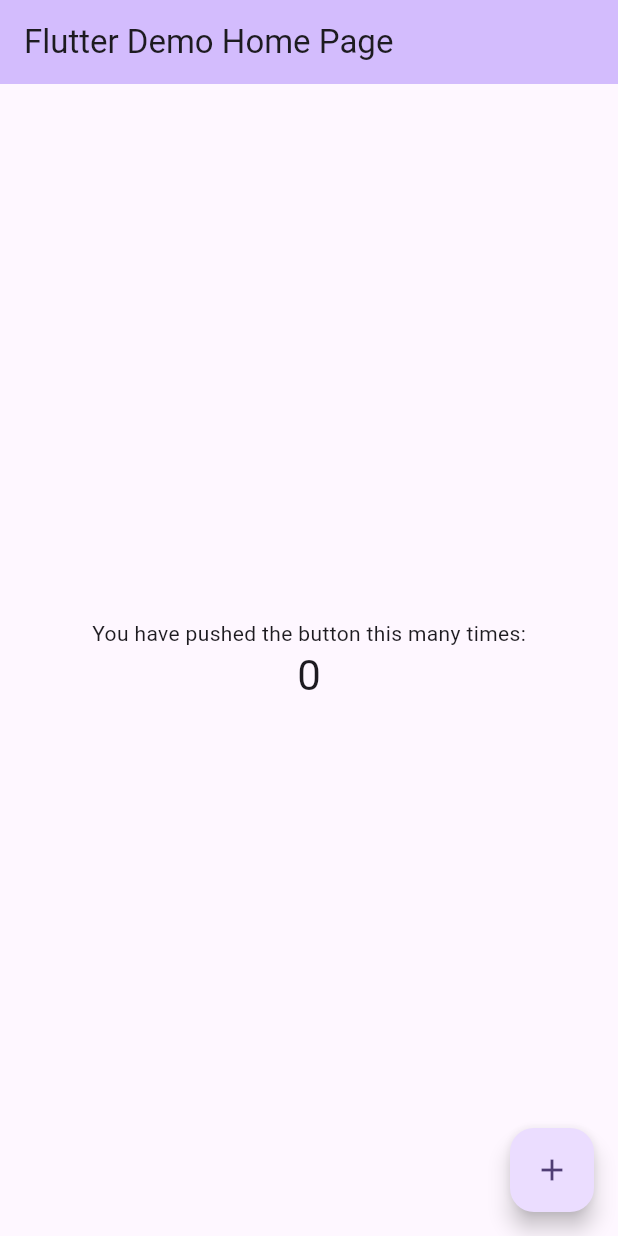
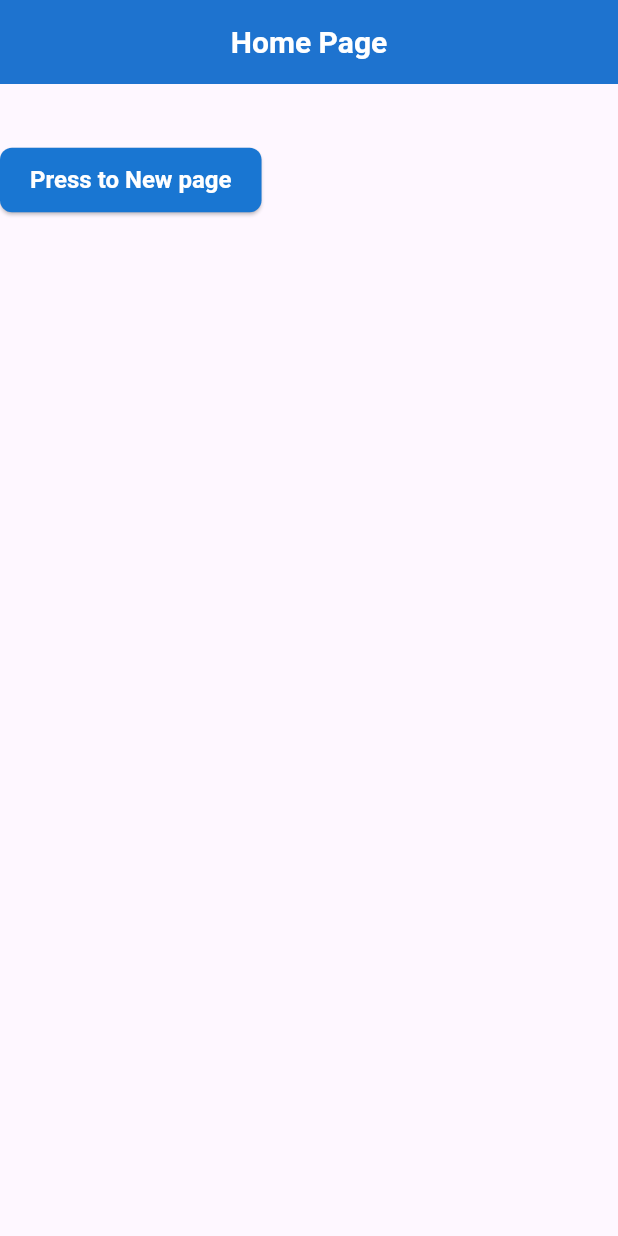
Before and after one commit to Aswin964567/counter_app, a Flutter app: the screen it shows after launch, on a phone screen of 412 x 824 dp. Run offline on Flutter 3.47's test engine with Material 3 defaults, Android fonts, the phone set to English and light mode, and no system bars; our stand-ins replace go_router.

Commit message:
theme and routes setup

```diff
--- /dev/null
+++ b/lib/core/router/router.dart
@@ -0,0 +1,15 @@
+import 'package:counter_app/features/counter/counter_screen.dart';
+import 'package:counter_app/features/home/home_screen.dart';
+import 'package:go_router/go_router.dart';
+
+final GoRouter appRouter = GoRouter(
+  initialLocation: '/',
+  routes: [
+    GoRoute(path: '/', name: 'home', builder: (context, state) => HomeScreen()),
+    GoRoute(
+      path: '/counter',
+      name: 'counter',
+      builder: (context, state) => CounterScreen(),
+    ),
+  ],
+);
--- /dev/null
+++ b/lib/core/theme/app_bar_theme.dart
@@ -0,0 +1,11 @@
+import 'package:flutter/material.dart';
+import 'app_colors.dart';
+
+class AppAppBarTheme {
+  static const AppBarTheme appBarTheme = AppBarTheme(
+    backgroundColor: AppColors.primary,
+    foregroundColor: Colors.white,
+    elevation: 2,
+    titleTextStyle: TextStyle(fontSize: 20, fontWeight: FontWeight.bold),
+  );
+}
--- /dev/null
+++ b/lib/core/theme/app_colors.dart
@@ -0,0 +1,9 @@
+import 'package:flutter/material.dart';
+
+class AppColors {
+  static const Color primary = Color(0xFF1976D2); // Blue
+  static const Color secondary = Color(0xFFFFA000); // Amber
+  static const Color error = Color(0xFFD32F2F); // Red
+  static const Color background = Colors.white;
+  static const Color darkBackground = Colors.black;
+}
--- /dev/null
+++ b/lib/core/theme/button_theme.dart
@@ -0,0 +1,14 @@
+import 'package:flutter/material.dart';
+import 'app_colors.dart';
+
+class AppButtonTheme {
+  static final ElevatedButtonThemeData elevatedButtonTheme = ElevatedButtonThemeData(
+    style: ElevatedButton.styleFrom(
+      backgroundColor: AppColors.primary,
+      foregroundColor: Colors.white,
+      padding: const EdgeInsets.symmetric(horizontal: 20, vertical: 12),
+      textStyle: const TextStyle(fontSize: 16, fontWeight: FontWeight.bold),
+      shape: RoundedRectangleBorder(borderRadius: BorderRadius.circular(8)),
+    ),
+  );
+}
--- /dev/null
+++ b/lib/core/theme/text_theme.dart
@@ -0,0 +1,9 @@
+import 'package:flutter/material.dart';
+
+class AppTextTheme {
+  static const TextTheme textTheme = TextTheme(
+    bodyLarge: TextStyle(fontSize: 16, fontWeight: FontWeight.normal),
+    bodyMedium: TextStyle(fontSize: 14, fontWeight: FontWeight.normal),
+    bodySmall: TextStyle(fontSize: 12, fontWeight: FontWeight.normal),
+  );
+}
--- /dev/null
+++ b/lib/core/theme/theme.dart
@@ -0,0 +1,19 @@
+import 'package:counter_app/core/theme/app_bar_theme.dart';
+import 'package:counter_app/core/theme/button_theme.dart';
+import 'package:counter_app/core/theme/text_theme.dart';
+import 'package:flutter/material.dart';
+
+class AppTheme {
+  static ThemeData lightTheme = ThemeData(
+    brightness: Brightness.light,
+    primarySwatch: Colors.blue,
+    appBarTheme: AppAppBarTheme.appBarTheme,
+    elevatedButtonTheme: AppButtonTheme.elevatedButtonTheme,
+    textTheme: AppTextTheme.textTheme,
+  );
+
+  static ThemeData darkTheme = ThemeData(
+    brightness: Brightness.dark,
+    primarySwatch: Colors.blue,
+  );
+}
--- /dev/null
+++ b/lib/features/counter/counter_screen.dart
@@ -0,0 +1,15 @@
+import 'package:flutter/material.dart';
+
+class CounterScreen extends StatelessWidget {
+  const CounterScreen({super.key});
+
+  @override
+  Widget build(BuildContext context) {
+    return Scaffold(
+      appBar: AppBar(title: Text("Counter"),),
+      body: Center(
+        child: Text("Counter"),
+      ),
+    );
+  }
+}
--- /dev/null
+++ b/lib/features/home/home_screen.dart
@@ -0,0 +1,29 @@
+import 'package:flutter/material.dart';
+import 'package:go_router/go_router.dart';
+
+class HomeScreen extends StatelessWidget {
+  const HomeScreen({super.key});
+
+  @override
+  Widget build(BuildContext context) {
+    return Scaffold(
+      appBar: AppBar(
+        title: Text("Home Page"),
+        centerTitle: true,
+        automaticallyImplyLeading: false,
+      ),
+      body: Column(
+        children: [
+          // Text("Counter"),
+          SizedBox(height: 40),
+          ElevatedButton(
+            onPressed: () {
+              context.pushNamed('counter');
+            },
+            child: Text("Press to New page"),
+          ),
+        ],
+      ),
+    );
+  }
+}
--- a/lib/main.dart
+++ b/lib/main.dart
@@ -1,3 +1,5 @@
+import 'package:counter_app/core/router/router.dart';
+import 'package:counter_app/core/theme/theme.dart';
 import 'package:flutter/material.dart';
 
 void main() {
@@ -10,113 +12,10 @@ class MyApp extends StatelessWidget {
   // This widget is the root of your application.
   @override
   Widget build(BuildContext context) {
-    return MaterialApp(
+    return MaterialApp.router(
       title: 'Flutter Demo',
-      theme: ThemeData(
-        // This is the theme of your application.
-        //
-        // TRY THIS: Try running your application with "flutter run". You'll see
-        // the application has a purple toolbar. Then, without quitting the app,
-        // try changing the seedColor in the colorScheme below to Colors.green
-        // and then invoke "hot reload" (save your changes or press the "hot
-        // reload" button in a Flutter-supported IDE, or press "r" if you used
-        // the command line to start the app).
-        //
-        // Notice that the counter didn't reset back to zero; the application
-        // state is not lost during the reload. To reset the state, use hot
-        // restart instead.
-        //
-        // This works for code too, not just values: Most code changes can be
-        // tested with just a hot reload.
-        colorScheme: ColorScheme.fromSeed(seedColor: Colors.deepPurple),
-      ),
-      home: const MyHomePage(title: 'Flutter Demo Home Page'),
+      theme: AppTheme.lightTheme,
+      routerConfig: appRouter,
     );
   }
 }
-
-class MyHomePage extends StatefulWidget {
-  const MyHomePage({super.key, required this.title});
-
-  // This widget is the home page of your application. It is stateful, meaning
-  // that it has a State object (defined below) that contains fields that affect
-  // how it looks.
-
-  // This class is the configuration for the state. It holds the values (in this
-  // case the title) provided by the parent (in this case the App widget) and
-  // used by the build method of the State. Fields in a Widget subclass are
-  // always marked "final".
-
-  final String title;
-
-  @override
-  State<MyHomePage> createState() => _MyHomePageState();
-}
-
-class _MyHomePageState extends State<MyHomePage> {
-  int _counter = 0;
-
-  void _incrementCounter() {
-    setState(() {
-      // This call to setState tells the Flutter framework that something has
-      // changed in this State, which causes it to rerun the build method below
-      // so that the display can reflect the updated values. If we changed
-      // _counter without calling setState(), then the build method would not be
-      // called again, and so nothing would appear to happen.
-      _counter++;
-    });
-  }
-
-  @override
-  Widget build(BuildContext context) {
-    // This method is rerun every time setState is called, for instance as done
-    // by the _incrementCounter method above.
-    //
-    // The Flutter framework has been optimized to make rerunning build methods
-    // fast, so that you can just rebuild anything that needs updating rather
-    // than having to individually change instances of widgets.
-    return Scaffold(
-      appBar: AppBar(
-        // TRY THIS: Try changing the color here to a specific color (to
-        // Colors.amber, perhaps?) and trigger a hot reload to see the AppBar
-        // change color while the other colors stay the same.
-        backgroundColor: Theme.of(context).colorScheme.inversePrimary,
-        // Here we take the value from the MyHomePage object that was created by
-        // the App.build method, and use it to set our appbar title.
-        title: Text(widget.title),
-      ),
-      body: Center(
-        // Center is a layout widget. It takes a single child and positions it
-        // in the middle of the parent.
-        child: Column(
-          // Column is also a layout widget. It takes a list of children and
-          // arranges them vertically. By default, it sizes itself to fit its
-          // children horizontally, and tries to be as tall as its parent.
-          //
-          // Column has various properties to control how it sizes itself and
-          // how it positions its children. Here we use mainAxisAlignment to
-          // center the children vertically; the main axis here is the vertical
-          // axis because Columns are vertical (the cross axis would be
-          // horizontal).
-          //
-          // TRY THIS: Invoke "debug painting" (choose the "Toggle Debug Paint"
-          // action in the IDE, or press "p" in the console), to see the
-          // wireframe for each widget.
-          mainAxisAlignment: MainAxisAlignment.center,
-          children: <Widget>[
-            const Text('You have pushed the button this many times:'),
-            Text(
-              '$_counter',
-              style: Theme.of(context).textTheme.headlineMedium,
-            ),
-          ],
-        ),
-      ),
-      floatingActionButton: FloatingActionButton(
-        onPressed: _incrementCounter,
-        tooltip: 'Increment',
-        child: const Icon(Icons.add),
-      ), // This trailing comma makes auto-formatting nicer for build methods.
-    );
-  }
-}
--- a/pubspec.yaml
+++ b/pubspec.yaml
@@ -34,6 +34,7 @@ dependencies:
   # The following adds the Cupertino Icons font to your application.
   # Use with the CupertinoIcons class for iOS style icons.
   cupertino_icons: ^1.0.8
+  go_router: ^14.8.1
 
 dev_dependencies:
   flutter_test:
```
Also changed, not shown: pubspec.lock, 1 other file.
